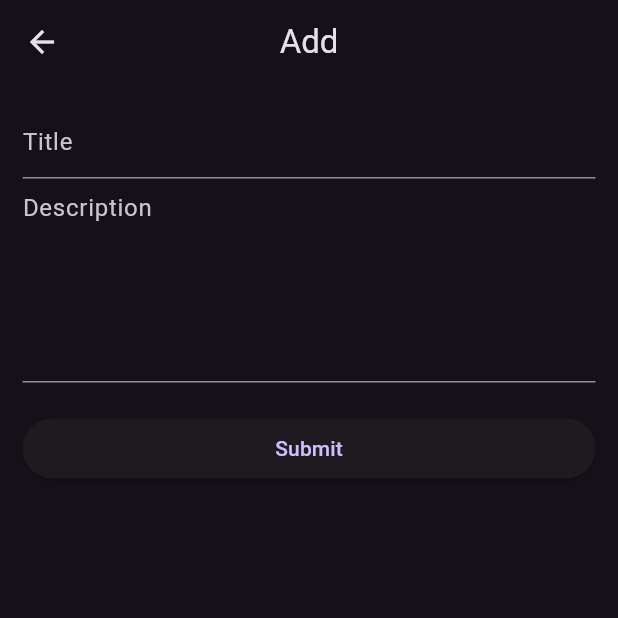
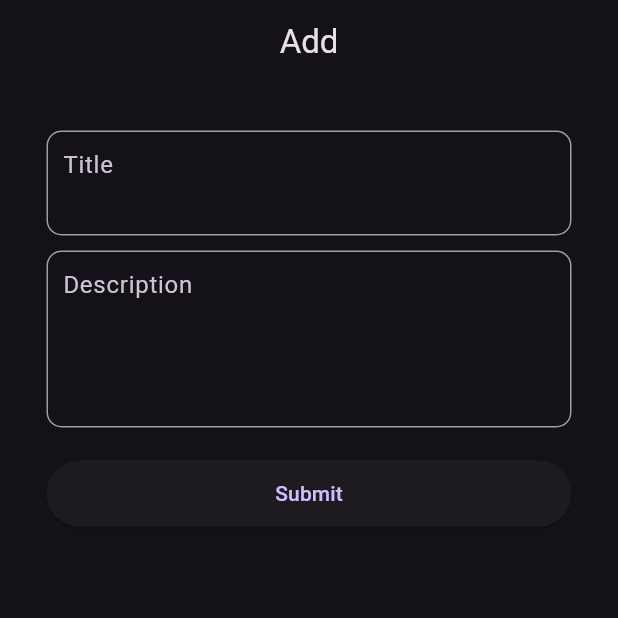
Before and after one commit to Shahanad-p/rest_api_todo, a Flutter app: the AddScreen screen opened directly, on a phone screen of 412 x 824 dp, the top half of it. Run offline on Flutter 3.47's test engine with Material 3 defaults, Android fonts, the phone set to English and light mode, and no system bars; network calls fail.

Commit message:
add edit and delete behavior to the app

```diff
--- a/lib/View/add_screen.dart
+++ b/lib/View/add_screen.dart
@@ -1,10 +1,10 @@
 import 'dart:convert';
-
 import 'package:flutter/material.dart';
 import 'package:http/http.dart' as http;
 
 class AddScreen extends StatefulWidget {
-  const AddScreen({super.key});
+  final Map? todo;
+  const AddScreen({super.key, this.todo});
 
   @override
   State<AddScreen> createState() => _AddScreenState();
@@ -13,41 +13,77 @@
 class _AddScreenState extends State<AddScreen> {
   TextEditingController titleController = TextEditingController();
   TextEditingController descriptionController = TextEditingController();
+  bool isEdit = false;
+  @override
+  void initState() {
+    super.initState();
+    if (widget.todo != null) {
+      isEdit = true;
+    }
+  }
+
   @override
   Widget build(BuildContext context) {
     return Scaffold(
       appBar: AppBar(
-        title: const Text('Add'),
+        title: Text(isEdit ? 'Edit Todo' : 'Add'),
         centerTitle: true,
       ),
       body: Padding(
         padding: const EdgeInsets.all(15.0),
         child: ListView(
+          padding: const EdgeInsets.all(16),
           children: [
-            TextField(
-              controller: titleController,
-              decoration: const InputDecoration(hintText: 'Title'),
+            Container(
+              decoration: BoxDecoration(
+                borderRadius: BorderRadius.circular(10),
+                border: Border.all(color: Colors.grey),
+              ),
+              child: TextField(
+                controller: titleController,
+                decoration: const InputDecoration(
+                  hintText: 'Title',
+                  contentPadding: EdgeInsets.all(10),
+                  border: InputBorder.none,
+                ),
+                maxLines: 2,
+              ),
             ),
-            TextField(
-              controller: descriptionController,
-              decoration: const InputDecoration(hintText: 'Description'),
-              minLines: 5,
-              maxLines: 8,
+            const SizedBox(height: 10),
+            Container(
+              decoration: BoxDecoration(
+                borderRadius: BorderRadius.circular(10),
+                border: Border.all(color: Colors.grey),
+              ),
+              child: TextField(
+                controller: descriptionController,
+                decoration: const InputDecoration(
+                  hintText: 'Description',
+                  contentPadding: EdgeInsets.all(10),
+                  border: InputBorder.none,
+                ),
+                minLines: 4,
+                maxLines: 5,
+              ),
             ),
             const SizedBox(height: 20),
             ElevatedButton(
-                onPressed: () {
-                  dataSubmot();
-                  Navigator.pop(context);
-                },
-                child: const Text('Submit'))
+              onPressed: () {
+                dataSubmit();
+                Navigator.pop(context);
+              },
+              child: Padding(
+                padding: const EdgeInsets.all(12.0),
+                child: Text(isEdit ? 'Update' : 'Submit'),
+              ),
+            ),
           ],
         ),
       ),
     );
   }
 
-  Future<void> dataSubmot() async {
+  Future<void> dataSubmit() async {
     //get the data from the server//
     final title = titleController.text;
     final description = descriptionController.text;
```
Also changed, not shown: lib/View/details.dart (added, +53 -0 lines), lib/View/todo_screen.dart (+64 -13 lines).
